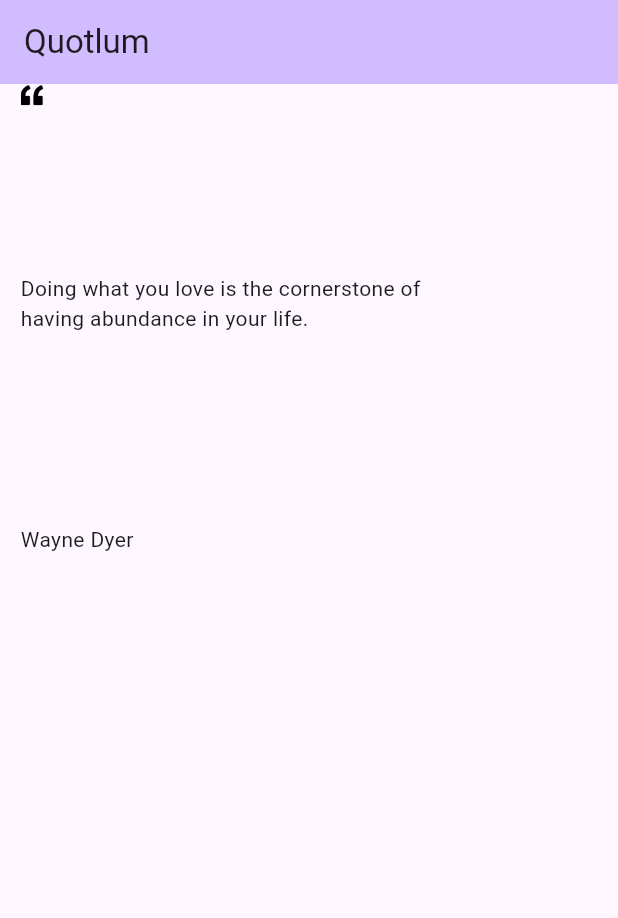
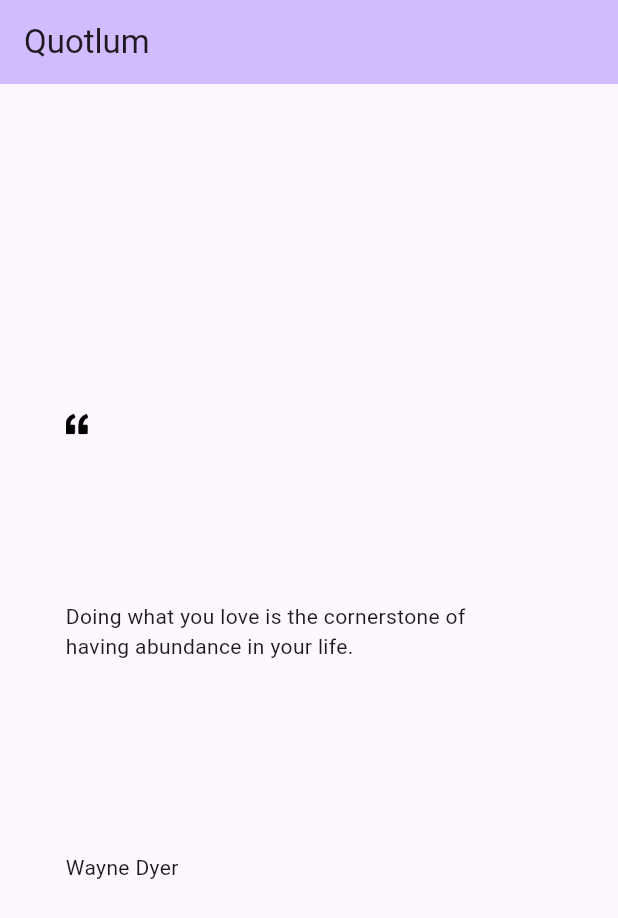
Before and after one commit to tortamque/Quotlum, a Flutter app: the screen it shows after launch, on a phone screen of 412 x 824 dp. Shown: the top 918 px of the screen. Run offline on Flutter 3.47's test engine with Material 2 defaults, Android fonts, the phone set to English and light mode, and no system bars.

Commit message:
decompose styling for QuoteCardAnimation

```diff
--- a/lib/features/app/presentation/pages/quotes_page.dart
+++ b/lib/features/app/presentation/pages/quotes_page.dart
@@ -1,5 +1,6 @@
 import 'package:flutter/material.dart';
 import 'package:quotlum/features/app/widgets/quote_card/quote_card_animation.dart';
+import 'package:quotlum/features/app/widgets/quote_card/quote_card_animation_style.dart';
 
 class QuotesPage extends StatefulWidget {
   const QuotesPage({super.key, required this.title});
@@ -17,9 +18,11 @@ class _QuotesPageState extends State<QuotesPage> {
         backgroundColor: Theme.of(context).colorScheme.inversePrimary,
         title: Text(widget.title),
       ),
-      body: QuoteCardAnimation(
-        text: "Doing what you love is the cornerstone of having abundance in your life.",
-        author: "Wayne Dyer",
+      body: QuoteCardAnimationStyle(
+        card: QuoteCardAnimation(
+          text: "Doing what you love is the cornerstone of having abundance in your life.",
+          author: "Wayne Dyer",
+        ),
       )
     );
   }
--- /dev/null
+++ b/lib/features/app/widgets/quote_card/quote_card_animation_style.dart
@@ -0,0 +1,22 @@
+import 'package:flutter/material.dart';
+import 'package:quotlum/features/app/widgets/quote_card/quote_card_animation.dart';
+
+class QuoteCardAnimationStyle extends StatelessWidget {
+  final QuoteCardAnimation card;
+
+  const QuoteCardAnimationStyle({
+    required this.card,
+    super.key
+  });
+
+  @override
+  Widget build(BuildContext context) {
+    return Align(
+      alignment: Alignment.centerLeft,
+      child: Padding(
+        padding: EdgeInsets.only(left: 30),
+        child: card,
+      ),
+    );
+  }
+}
```
